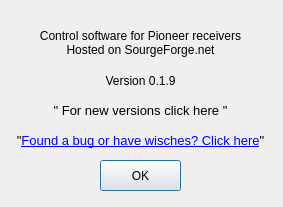
First picture: the form in aboutdialog.ui, repository AceOfSnakes/AvrPioRemote, before the edit.
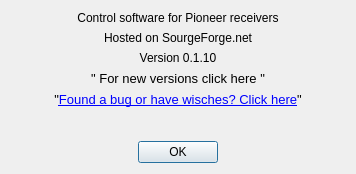
Second picture: the form after the edit.

Diff of the .ui file:
```diff
--- a/aboutdialog.ui
+++ b/aboutdialog.ui
@@ -6,8 +6,8 @@
    <rect>
     <x>0</x>
     <y>0</y>
-    <width>283</width>
-    <height>207</height>
+    <width>356</width>
+    <height>174</height>
    </rect>
   </property>
   <property name="windowTitle">
@@ -16,15 +16,9 @@
   <property name="modal">
    <bool>true</bool>
   </property>
+  <layout class="QVBoxLayout" name="verticalLayout">
+   <item>
   <widget class="QLabel" name="label">
-   <property name="geometry">
-    <rect>
-     <x>10</x>
-     <y>20</y>
-     <width>261</width>
-     <height>31</height>
-    </rect>
-   </property>
    <property name="text">
     <string>Control software for Pioneer receivers</string>
    </property>
@@ -32,15 +26,9 @@
     <set>Qt::AlignCenter</set>
    </property>
   </widget>
+   </item>
+   <item>
   <widget class="QLabel" name="label_2">
-   <property name="geometry">
-    <rect>
-     <x>10</x>
-     <y>40</y>
-     <width>261</width>
-     <height>20</height>
-    </rect>
-   </property>
    <property name="text">
     <string>Hosted on SourgeForge.net</string>
    </property>
@@ -48,31 +36,19 @@
     <set>Qt::AlignCenter</set>
    </property>
   </widget>
+   </item>
+   <item>
   <widget class="QLabel" name="label_3">
-   <property name="geometry">
-    <rect>
-     <x>10</x>
-     <y>70</y>
-     <width>261</width>
-     <height>21</height>
-    </rect>
-   </property>
    <property name="text">
-    <string>Version 0.1.9</string>
+      <string>Version 0.1.10</string>
    </property>
    <property name="alignment">
     <set>Qt::AlignCenter</set>
    </property>
   </widget>
+   </item>
+   <item>
   <widget class="QLabel" name="label_4">
-   <property name="geometry">
-    <rect>
-     <x>0</x>
-     <y>100</y>
-     <width>281</width>
-     <height>21</height>
-    </rect>
-   </property>
    <property name="font">
     <font>
      <pointsize>10</pointsize>
@@ -94,28 +70,9 @@
     <set>Qt::TextBrowserInteraction</set>
    </property>
   </widget>
-  <widget class="QPushButton" name="pushButton">
-   <property name="geometry">
-    <rect>
-     <x>100</x>
-     <y>160</y>
-     <width>81</width>
-     <height>31</height>
-    </rect>
-   </property>
-   <property name="text">
-    <string>OK</string>
-   </property>
-  </widget>
+   </item>
+   <item>
   <widget class="QLabel" name="label_5">
-   <property name="geometry">
-    <rect>
-     <x>0</x>
-     <y>130</y>
-     <width>281</width>
-     <height>21</height>
-    </rect>
-   </property>
    <property name="font">
     <font>
      <pointsize>10</pointsize>
@@ -137,6 +94,58 @@
     <set>Qt::TextBrowserInteraction</set>
    </property>
   </widget>
+   </item>
+   <item>
+    <spacer name="verticalSpacer">
+     <property name="orientation">
+      <enum>Qt::Vertical</enum>
+     </property>
+     <property name="sizeHint" stdset="0">
+      <size>
+       <width>20</width>
+       <height>40</height>
+      </size>
+     </property>
+    </spacer>
+   </item>
+   <item>
+    <layout class="QHBoxLayout" name="horizontalLayout">
+     <item>
+      <spacer name="horizontalSpacer">
+       <property name="orientation">
+        <enum>Qt::Horizontal</enum>
+       </property>
+       <property name="sizeHint" stdset="0">
+        <size>
+         <width>40</width>
+         <height>20</height>
+        </size>
+       </property>
+      </spacer>
+     </item>
+     <item>
+      <widget class="QPushButton" name="pushButton">
+       <property name="text">
+        <string>OK</string>
+       </property>
+      </widget>
+     </item>
+     <item>
+      <spacer name="horizontalSpacer_2">
+       <property name="orientation">
+        <enum>Qt::Horizontal</enum>
+       </property>
+       <property name="sizeHint" stdset="0">
+        <size>
+         <width>40</width>
+         <height>20</height>
+        </size>
+       </property>
+      </spacer>
+     </item>
+    </layout>
+   </item>
+  </layout>
  </widget>
  <resources/>
  <connections/>
```
Lines whose indentation alone changed are shown as unchanged.
